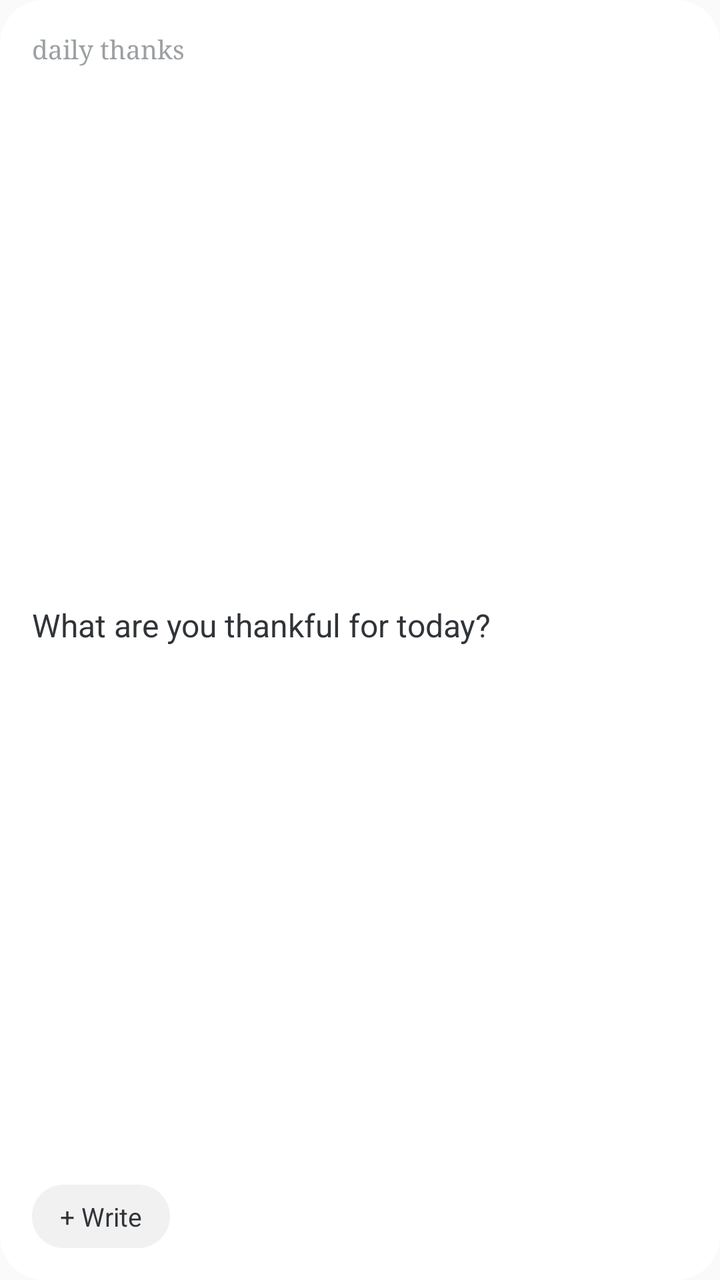
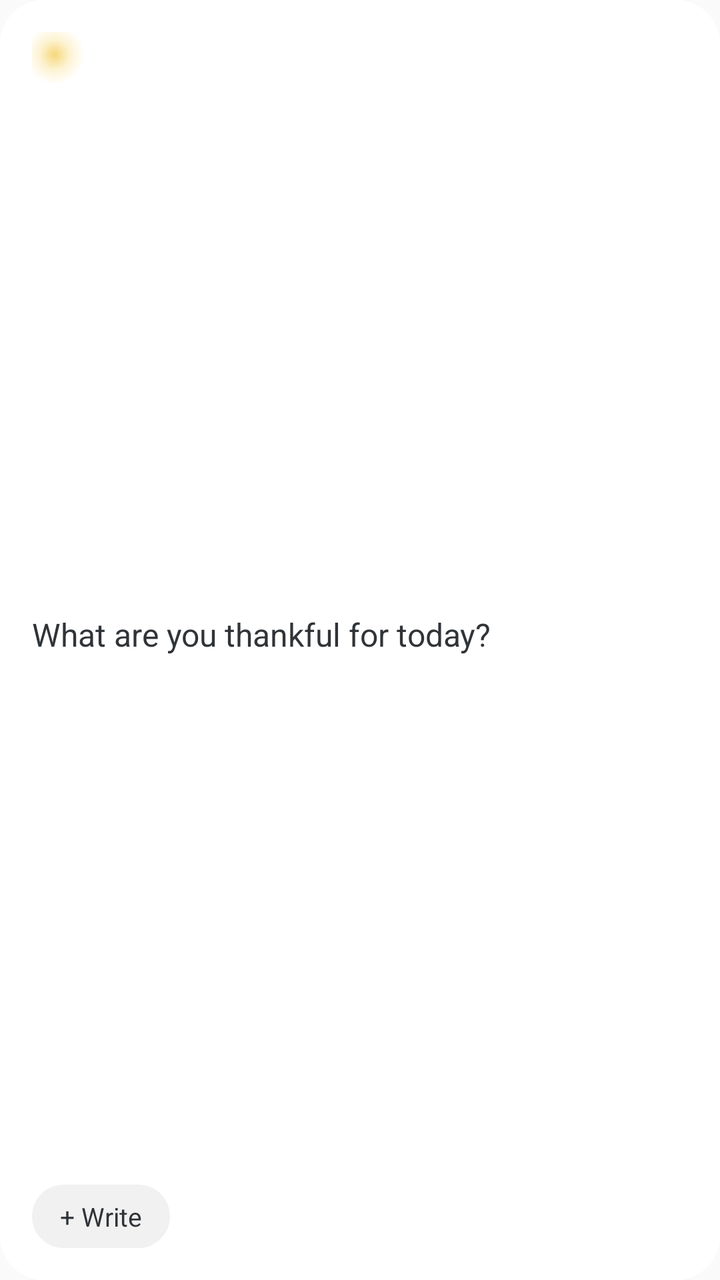

Compare the two renders of this Android layout. The source of the first and the diff that turns it into the second are given below.
<!-- AndroidManifest.xml: application theme AppTheme -->
<!-- res/layout/thanks_widget.xml -->
<?xml version="1.0" encoding="utf-8"?>
<LinearLayout xmlns:android="http://schemas.android.com/apk/res/android"
    android:id="@+id/widget_root"
    android:layout_width="match_parent"
    android:layout_height="match_parent"
    android:background="@drawable/widget_bg"
    android:orientation="vertical"
    android:padding="16dp">
    <TextView
        android:layout_width="wrap_content"
        android:layout_height="wrap_content"
        android:text="daily thanks"
        android:textColor="#9BA0A3"
        android:textSize="13sp"
        android:fontFamily="serif" />
    <TextView
        android:layout_width="match_parent"
        android:layout_height="0dp"
        android:layout_weight="1"
        android:gravity="center_vertical"
        android:text="@string/widget_question"
        android:textColor="#303438"
        android:textSize="16sp"
        android:maxLines="3"
        android:ellipsize="end" />
    <TextView
        android:layout_width="wrap_content"
        android:layout_height="wrap_content"
        android:background="@drawable/widget_pill"
        android:paddingStart="14dp"
        android:paddingEnd="14dp"
        android:paddingTop="7dp"
        android:paddingBottom="7dp"
        android:text="@string/widget_write"
        android:textColor="#303438"
        android:textSize="13sp" />
</LinearLayout>
<!-- resources referenced by this layout -->
<resources>
  <!-- drawable widget_bg (drawable) -->
  <?xml version="1.0" encoding="utf-8"?>
  <shape xmlns:android="http://schemas.android.com/apk/res/android" android:shape="rectangle">
      <solid android:color="#FFFFFF" />
      <corners android:radius="22dp" />
  </shape>
  <!-- drawable widget_pill (drawable) -->
  <?xml version="1.0" encoding="utf-8"?>
  <shape xmlns:android="http://schemas.android.com/apk/res/android" android:shape="rectangle">
      <solid android:color="#F1F1F1" />
      <corners android:radius="999dp" />
  </shape>
  <string name="widget_question">What are you thankful for today?</string>
  <string name="widget_write">+ Write</string>
  <style name="AppTheme" parent="Theme.AppCompat.Light.DarkActionBar">
          
          <item name="colorPrimary">@color/colorPrimary</item>
          <item name="colorPrimaryDark">@color/colorPrimaryDark</item>
          <item name="colorAccent">@color/colorAccent</item>
      </style>
</resources>

<!-- the commit's change to res/layout/thanks_widget.xml (unified diff, before → after) -->
@@ -6,13 +6,13 @@
     android:background="@drawable/widget_bg"
     android:orientation="vertical"
     android:padding="16dp">
-    <TextView
-        android:layout_width="wrap_content"
-        android:layout_height="wrap_content"
-        android:text="daily thanks"
-        android:textColor="#9BA0A3"
-        android:textSize="13sp"
-        android:fontFamily="serif" />
+    <ImageView
+        android:layout_width="30dp"
+        android:layout_height="30dp"
+        android:layout_marginStart="-4dp"
+        android:layout_marginTop="-4dp"
+        android:importantForAccessibility="no"
+        android:src="@drawable/widget_light" />
     <TextView
         android:layout_width="match_parent"
         android:layout_height="0dp"
<!-- resource entries referenced after the edit -->
@@ -5,6 +5,13 @@
   <shape xmlns:android="http://schemas.android.com/apk/res/android" android:shape="rectangle">
       <solid android:color="#FFFFFF" />
       <corners android:radius="22dp" />
+  </shape>
+  <!-- drawable widget_light (drawable) -->
+  <?xml version="1.0" encoding="utf-8"?>
+  <shape xmlns:android="http://schemas.android.com/apk/res/android" android:shape="oval">
+      <gradient android:type="radial" android:gradientRadius="15dp"
+          android:startColor="#F6D77A" android:centerColor="#80FBE7A6" android:endColor="#00FFFFFF" />
+      <size android:width="30dp" android:height="30dp" />
   </shape>
   <!-- drawable widget_pill (drawable) -->
   <?xml version="1.0" encoding="utf-8"?>
